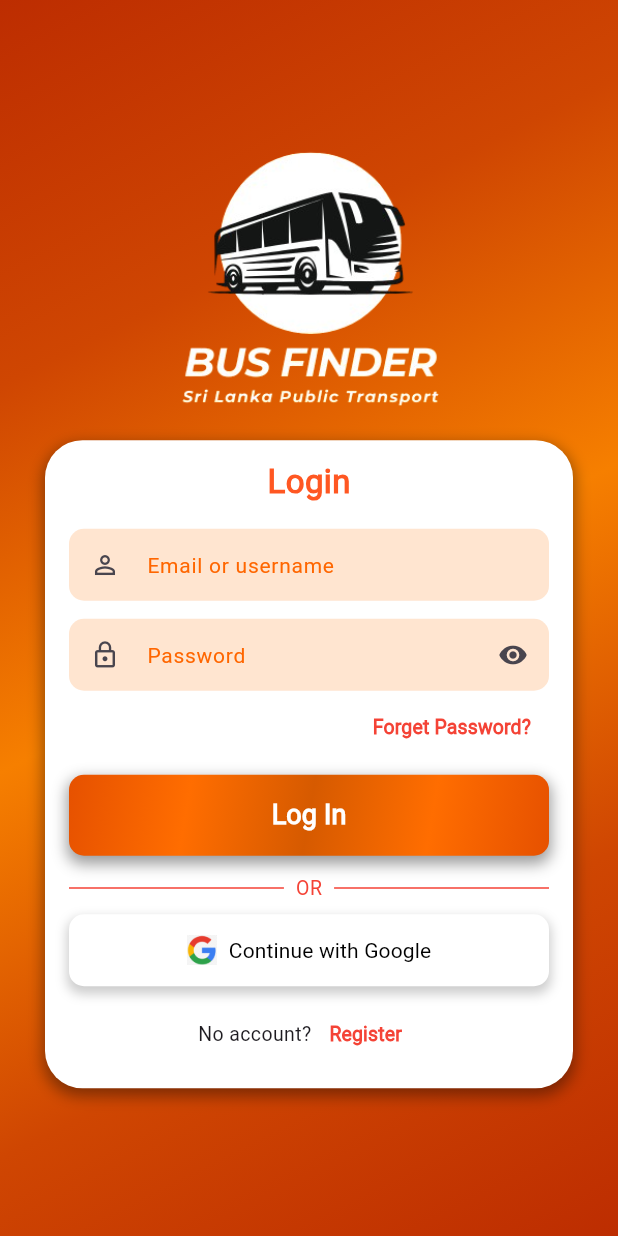
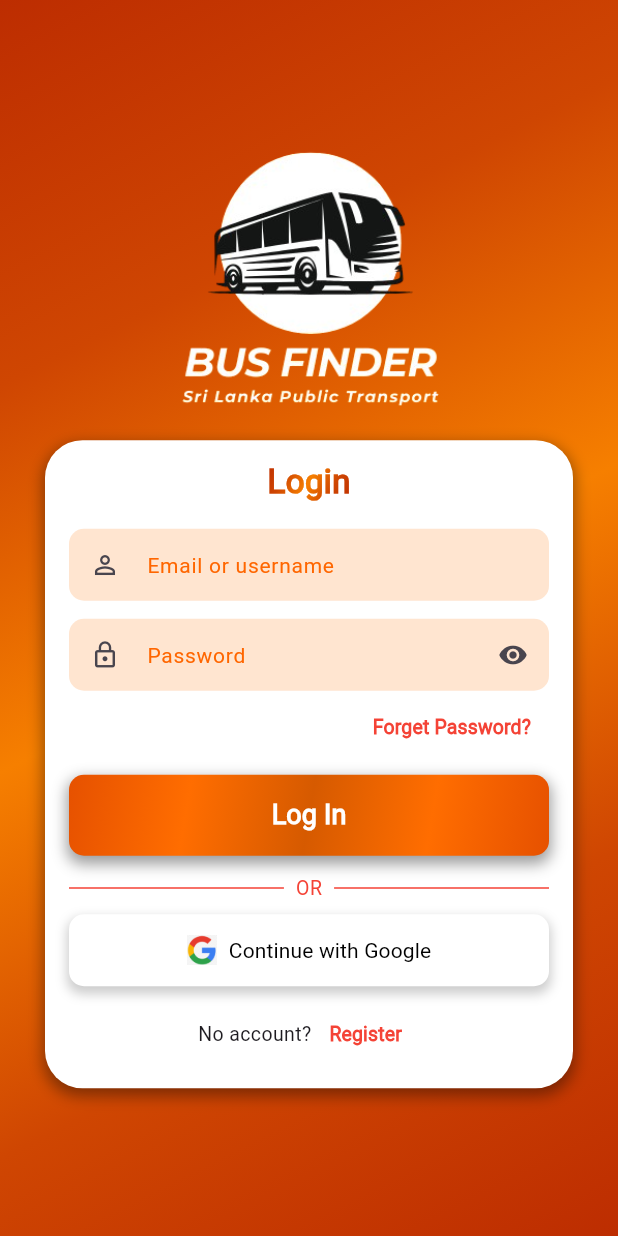
Before and after one commit to ChalithaSathsara/passenger_application, a Flutter app: the screen it shows after launch, on a phone screen of 412 x 824 dp. Run offline on Flutter 3.47's test engine with Material 3 defaults, Android fonts, the phone set to English and light mode, and no system bars.

Commit message:
update ui

```diff
--- a/lib/screens/login_screen.dart
+++ b/lib/screens/login_screen.dart
@@ -292,12 +292,30 @@ class _LogingscreenState extends State<Logingscreen> {
                       child: Column(
                         mainAxisSize: MainAxisSize.min,
                         children: [
-                          const Text(
-                            'Login',
-                            style: TextStyle(
-                              fontSize: 22,
-                              fontWeight: FontWeight.bold,
-                              color: Colors.deepOrange,
+                          // Gradient Login Text
+                          ShaderMask(
+                            shaderCallback: (Rect bounds) {
+                              return const LinearGradient(
+                                colors: [
+                                  Color(0xFFBD2D01),
+                                  Color(0xFFCF4602),
+                                  Color(0xFFF67F00),
+                                  Color(0xFFCF4602),
+                                  Color(0xFFBD2D01),
+                                ],
+                                begin: Alignment.topLeft,
+                                end: Alignment.bottomRight,
+                                stops: [0.0, 0.25, 0.5, 0.75, 1.0],
+                              ).createShader(bounds);
+                            },
+                            child: const Text(
+                              'Login',
+                              style: TextStyle(
+                                fontSize: 22,
+                                fontWeight: FontWeight.bold,
+                                color: Colors
+                                    .white, // color must be set for ShaderMask
+                              ),
                             ),
                           ),
                           const SizedBox(height: 16),
--- a/pubspec.yaml
+++ b/pubspec.yaml
@@ -57,7 +57,7 @@ flutter:
 
   # To add assets to your application, add an assets section, like this:
   assets:
-   - assets/images/bus.jpg
+
    - assets/images/google.png
    - assets/images/logo.png
 
```
Also changed, not shown: assets/images/bus.jpg (deleted).
